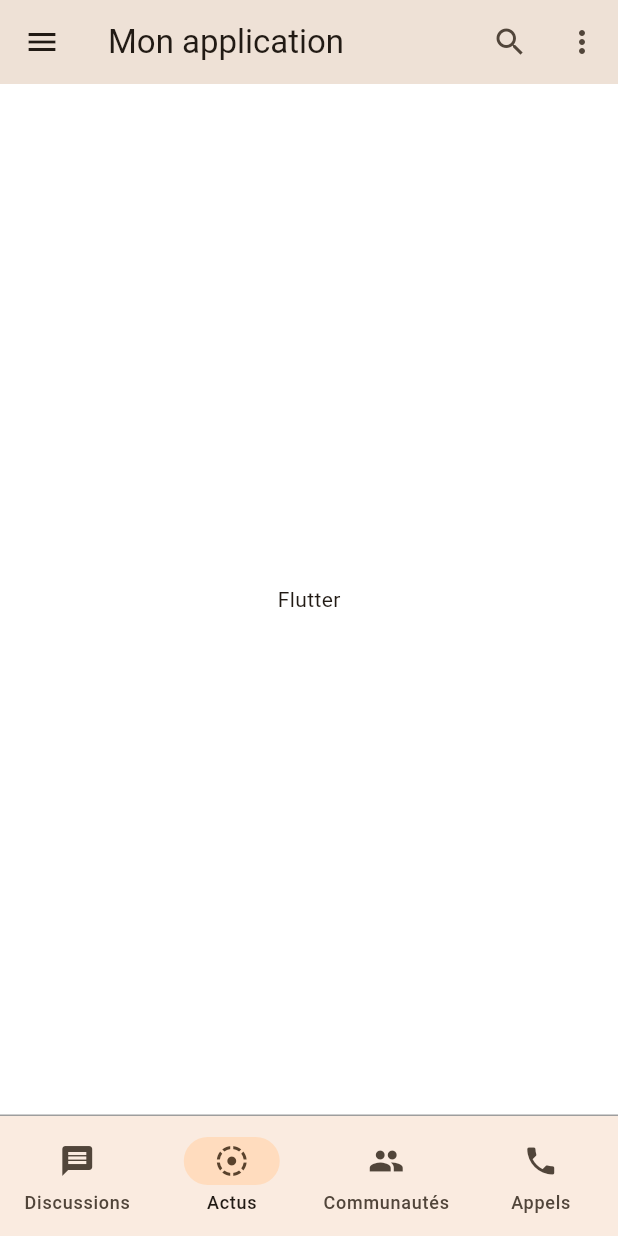
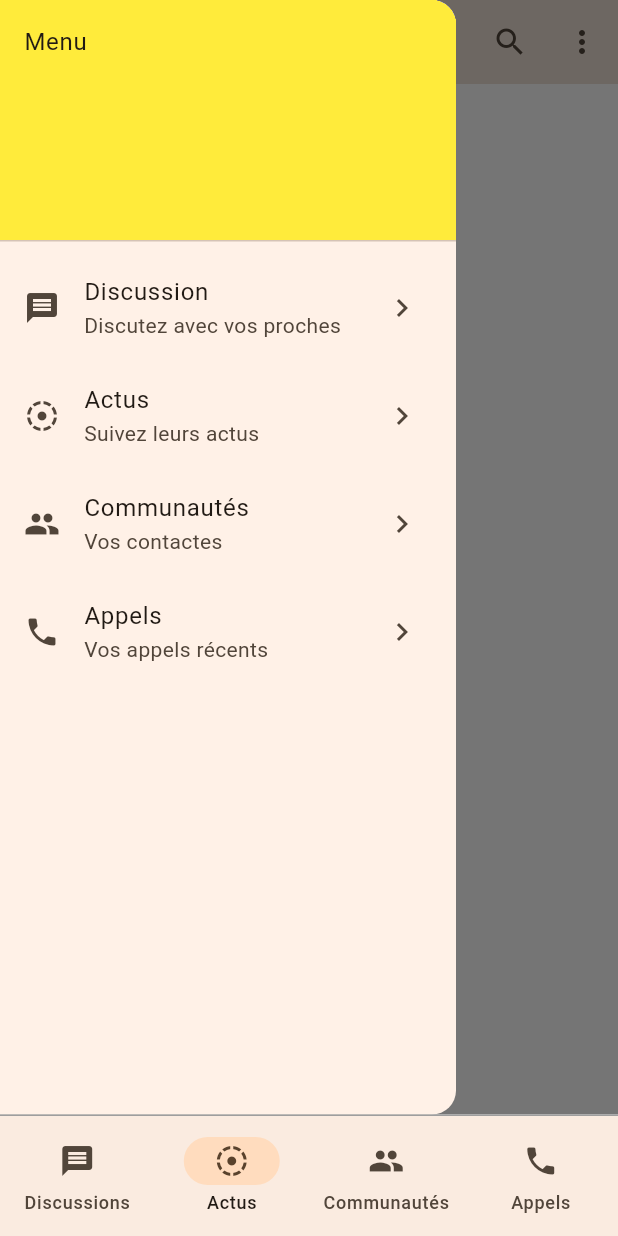
Before and after one commit to IxemGod/tuto-flutter, a Flutter app: the screen it shows after launch, with the side drawer open (before the commit the screen has no drawer), on a phone screen of 412 x 824 dp. Run offline on Flutter 3.47's test engine with Material 3 defaults, Android fonts, the light colour scheme and no system bars.

Commit message:
Vidéo Flutter menu Drawer

```diff
--- a/lib/pages/actus.dart
+++ b/lib/pages/actus.dart
@@ -11,7 +11,6 @@ class _ActuPageState extends State<ActusPage>{
     Widget build(BuildContext context){
     return Scaffold(
       appBar: AppBar(
-        leading: Icon(Icons.menu), // Partie tout a gauche
         title: Text("Mon application"),
         elevation: 18.0,
         actions: [
@@ -19,6 +18,46 @@ class _ActuPageState extends State<ActusPage>{
           IconButton(onPressed: (){}, icon: Icon(Icons.more_vert))
         ],
       ),
+      drawer: Drawer(
+        child: ListView(
+          children: [
+            DrawerHeader(
+                decoration: BoxDecoration(
+                  color: Colors.yellow
+                ),
+                child: Text("Menu")
+            ),
+            ListTile(
+              leading: Icon(Icons.message),
+              title: Text("Discussion"),
+              subtitle: Text("Discutez avec vos proches"),
+              trailing: Icon(Icons.chevron_right),
+              onTap: (){},
+            ),
+            ListTile(
+              leading: Icon(Icons.filter_tilt_shift),
+              title: Text("Actus"),
+              subtitle: Text("Suivez leurs actus"),
+              trailing: Icon(Icons.chevron_right),
+              onTap: (){},
+            ),
+            ListTile(
+              leading: Icon(Icons.group),
+              title: Text("Communautés"),
+              subtitle: Text("Vos contactes"),
+              trailing: Icon(Icons.chevron_right),
+              onTap: (){},
+            ),
+            ListTile(
+              leading: Icon(Icons.phone),
+              title: Text("Appels"),
+              subtitle: Text("Vos appels récents"),
+              trailing: Icon(Icons.chevron_right),
+              onTap: (){},
+            )
+          ],
+        ),
+      ),
       body: Center(
         child: Text("Flutter"),
       ),
```
